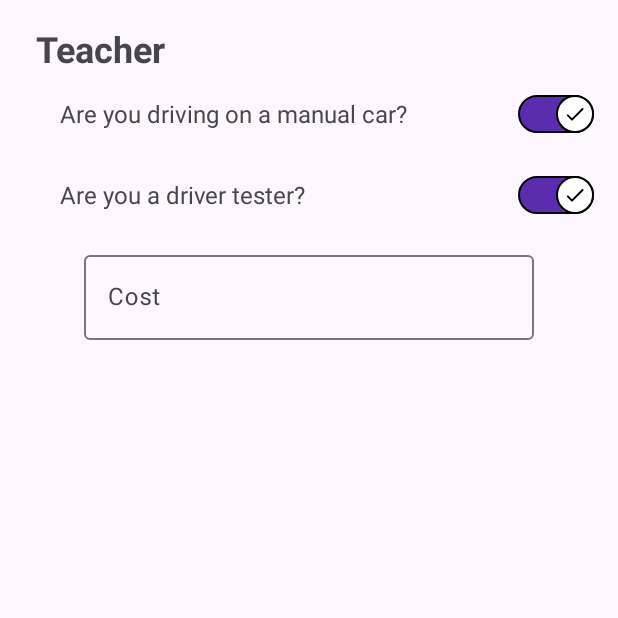
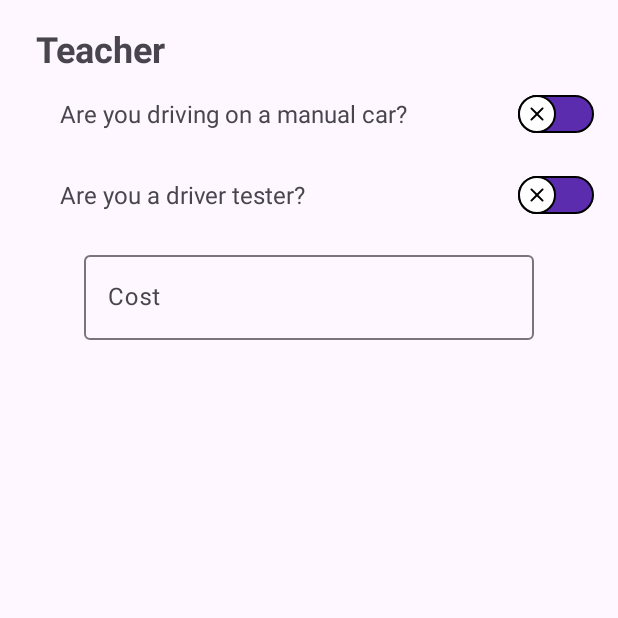
Before and after one commit to BigSmiley2/DrivingLessons, an Android app: the fragment InputTeacherFragment placed in its activity, on a phone screen of 412 x 824 dp, the top half of it. Run offline under Robolectric (Android 15) with nearby library versions, the phone set to English and light mode, and no system bars.

Commit message:
finished InputStudentFragment and InputTeacherFragment wrote their input listeners

```diff
--- a/app/src/main/java/com/example/drivinglessons/fragments/InputStudentFragment.java
+++ b/app/src/main/java/com/example/drivinglessons/fragments/InputStudentFragment.java
@@ -6,6 +6,7 @@ import android.os.Parcelable;
 import android.view.LayoutInflater;
 import android.view.View;
 import android.view.ViewGroup;
+import android.widget.Switch;
 
 import androidx.annotation.NonNull;
 import androidx.annotation.Nullable;
@@ -18,6 +19,8 @@ public class InputStudentFragment extends Fragment implements Parcelable
     private static final String FRAGMENT_TITLE = "student", THEORY = "theory";
 
     private boolean theory;
+
+    private Switch theoryInput;
 
     public InputStudentFragment() {}
 
@@ -58,6 +61,12 @@ public class InputStudentFragment extends Fragment implements Parcelable
     public void onViewCreated(@NonNull View view, @Nullable Bundle savedInstanceState)
     {
         super.onViewCreated(view, savedInstanceState);
+
+        theoryInput = view.findViewById(R.id.switchFragmentInputStudentTheory);
+
+        theoryInput.setChecked(theory);
+
+        theoryInput.setOnCheckedChangeListener((buttonView, isChecked) -> theory = isChecked);
     }
 
     protected InputStudentFragment(Parcel in)
--- a/app/src/main/java/com/example/drivinglessons/fragments/InputTeacherFragment.java
+++ b/app/src/main/java/com/example/drivinglessons/fragments/InputTeacherFragment.java
@@ -6,12 +6,19 @@ import android.os.Parcelable;
 import android.view.LayoutInflater;
 import android.view.View;
 import android.view.ViewGroup;
+import android.widget.EditText;
+import android.widget.Switch;
 
 import androidx.annotation.NonNull;
 import androidx.annotation.Nullable;
 import androidx.fragment.app.Fragment;
 
 import com.example.drivinglessons.R;
+import com.example.drivinglessons.util.validation.TextListener;
+import com.google.android.material.textfield.TextInputLayout;
+
+import java.util.Locale;
+import java.util.regex.Pattern;
 
 public class InputTeacherFragment extends Fragment implements Parcelable
 {
@@ -19,6 +26,11 @@ public class InputTeacherFragment extends Fragment implements Parcelable
 
     private boolean manual, tester;
     private Double cost;
+
+    private Switch manualInput, testerInput;
+
+    private TextInputLayout costInputLayout;
+    private EditText costInput;
 
     public InputTeacherFragment() {}
 
@@ -64,6 +76,30 @@ public class InputTeacherFragment extends Fragment implements Parcelable
     public void onViewCreated(@NonNull View view, @Nullable Bundle savedInstanceState)
     {
         super.onViewCreated(view, savedInstanceState);
+
+        manualInput = view.findViewById(R.id.switchFragmentInputTeacherManual);
+        testerInput = view.findViewById(R.id.switchFragmentInputTeacherTester);
+        costInputLayout = view.findViewById(R.id.textInputLayoutFragmentInputTeacherCost);
+        costInput = view.findViewById(R.id.editTextFragmentInputTeacherCost);
+
+        manualInput.setChecked(manual);
+        testerInput.setChecked(tester);
+        if (cost != null) costInput.setText(String.format(Locale.ROOT,"%f.2", cost));
+
+        manualInput.setOnCheckedChangeListener((buttonView, isChecked) -> manual = isChecked);
+        testerInput.setOnCheckedChangeListener((buttonView, isChecked) -> tester = isChecked);
+        costInput.addTextChangedListener((TextListener) s ->
+        {
+            String str = costInput.getText().toString();
+            if (str.isEmpty()) costInputLayout.setError(null);
+            else if (Pattern.matches("[0-9]*(\\.[0-9]+)*", str))
+                cost = Double.parseDouble(str);
+            else
+            {
+                costInputLayout.setError("the lesson cost must be a real number");
+                cost = null;
+            }
+        });
     }
 
     protected InputTeacherFragment(Parcel in)
```
